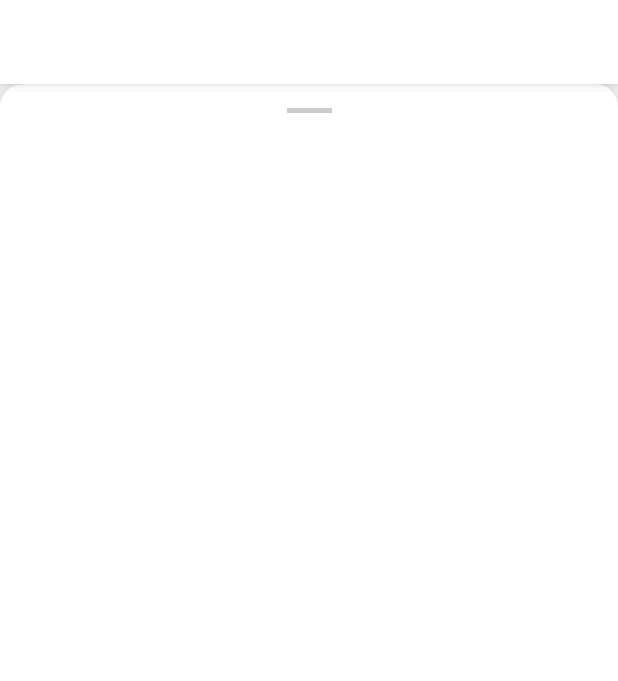
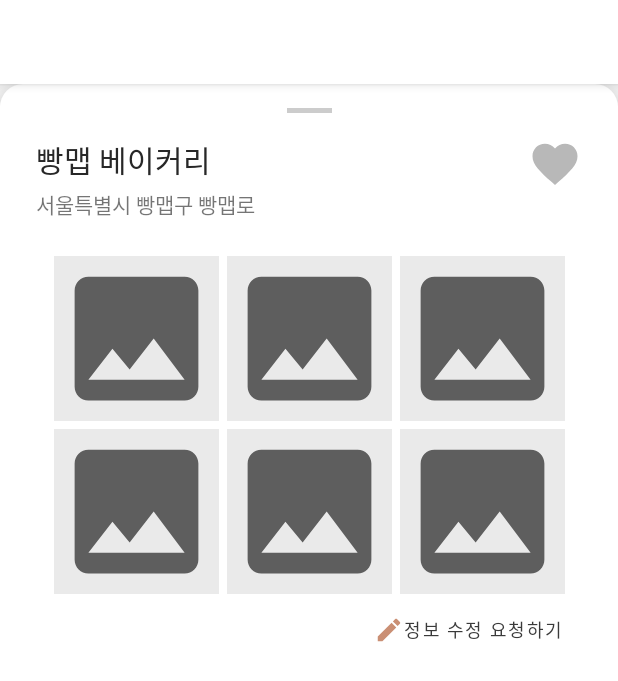
Before and after one commit to JoohyunLim/Android-BBang-Map, an Android app: the BottomSheetActivity screen opened directly, with no data from a screen before it, on a phone screen of 412 x 824 dp. Shown: the top 681 px of the screen. Run offline under Robolectric (Android 15) with nearby library versions, the phone set to English and light mode, and no system bars.

Commit message:
bottomSheet UI

```diff
--- a/app/src/main/java/com/example/bbangmap/map/MapFragment.java
+++ b/app/src/main/java/com/example/bbangmap/map/MapFragment.java
@@ -1,15 +1,23 @@
 package com.example.bbangmap.map;
 
+import android.app.AlertDialog;
+import android.content.DialogInterface;
 import android.content.Intent;
+import android.graphics.Color;
 import android.graphics.PointF;
 import android.net.Uri;
 import android.os.Bundle;
 import android.util.Log;
+import android.view.Gravity;
 import android.view.LayoutInflater;
 import android.view.MotionEvent;
 import android.view.View;
 import android.view.ViewGroup;
+import android.view.animation.Animation;
+import android.view.animation.AnimationUtils;
 import android.widget.ArrayAdapter;
+import android.widget.Button;
+import android.widget.ImageView;
 import android.widget.Spinner;
 import android.widget.TextView;
 import android.widget.Toast;
@@ -24,6 +32,8 @@ import com.example.bbangmap.map.database.AppDatabase;
 import com.example.bbangmap.map.database.Bakery;
 import com.example.bbangmap.map.database.BakeryDao;
 import com.example.bbangmap.map.BottomSheetActivity;
+import com.example.bbangmap.mypage.QnaActivity;
+import com.example.bbangmap.mypage.SendMail;
 import com.google.android.material.bottomsheet.BottomSheetDialog;
 import com.google.android.material.floatingactionbutton.FloatingActionButton;
 import com.naver.maps.geometry.LatLng;
@@ -71,7 +81,6 @@ public class MapFragment extends Fragment implements OnMapReadyCallback, Overlay
         mapView =  (MapView) root.findViewById(R.id.map);
         mapView.onCreate(savedInstanceState);
         mapView.getMapAsync(this);
-
 
         locationSource =
                 new FusedLocationSource(this, LOCATION_PERMISSION_REQUEST_CODE);
@@ -195,6 +204,8 @@ public class MapFragment extends Fragment implements OnMapReadyCallback, Overlay
             nameView.setText(((Marker) overlay).getCaptionText());
             addressView.setText(((Marker) overlay).getSubCaptionText());
 
+            editInfoForm();
+
             View bottomView = (View) getActivity().findViewById(R.id.bottom_sheet);
             bottomView.setVisibility(View.VISIBLE);
 
@@ -202,13 +213,37 @@ public class MapFragment extends Fragment implements OnMapReadyCallback, Overlay
             CameraUpdate cameraUpdate = CameraUpdate.scrollAndZoomTo(
                     new LatLng(((Marker) overlay).getPosition().latitude, ((Marker) overlay).getPosition().longitude), 16)
                     .animate(CameraAnimation.Fly, 700);
-
             naverMap.moveCamera(cameraUpdate);
 
             return true;
         }
+        return false;
+    }
 
-        return false;
+    //오류수정 요청하기 버튼
+    public void editInfoForm(){
+        Button editTextButton = (Button) getActivity().findViewById(R.id.editTextButton);
+        editTextButton.setOnClickListener(new View.OnClickListener() {
+            @Override
+            public void onClick(View view) {
+                final String[] problems = new String[] {"주소가 잘못되었습니다.", "폐업한 가게입니다.", "기타"};
+
+                AlertDialog.Builder builder = new AlertDialog.Builder(getActivity());
+                builder.setTitle("어떤 문제가 있나요?");
+                builder. setSingleChoiceItems(problems, -1, new DialogInterface.OnClickListener() {
+                    @Override public void onClick(DialogInterface dialog, int which) {
+                        Toast.makeText(getActivity(), problems[which], Toast.LENGTH_SHORT).show(); }
+                });
+                builder.setPositiveButton("제출", null);
+                AlertDialog dialog1 = builder.create();
+                dialog1.setOnShowListener( new DialogInterface.OnShowListener() {
+                    @Override public void onShow(DialogInterface arg0) {
+                        dialog1.getButton(AlertDialog.BUTTON_POSITIVE).setTextColor(Color.BLACK);
+                    }
+                });
+                dialog1.show();
+            }
+        });
     }
 
     public void onRequestPermissionResult(int requestCode,
@@ -237,9 +272,7 @@ public class MapFragment extends Fragment implements OnMapReadyCallback, Overlay
 //        mBakeryDao.delete(deleteBakery);
 //    }
 
-
     public void setBakeryList(){
-
         globalBakeryList.add(new Bakery("디어필립", "경기도 용인시 수지구 수지로296번길 51-5", 37.321672038986314, 127.09446862858634));
         globalBakeryList.add(new Bakery("본누벨베이커리", "경기도 용인시 수지구 수지로 20", 37.30483867346377, 127.07520066093477));
         globalBakeryList.add(new Bakery("오봉베르", "경기도 수원시 영통구 센트럴파크로127번길 142", 37.293913587307586, 127.05516634679148));
@@ -249,7 +282,6 @@ public class MapFragment extends Fragment implements OnMapReadyCallback, Overlay
         globalBakeryList.add(new Bakery("올바른단팥빵&고로케", "경기도 용인시 기흥구 보정로 115 우영프라자", 37.31990920240392, 127.11530384331465));
         globalBakeryList.add(new Bakery("블랑제리", "경기도 용인시 수지구 성복1로 106 벽산프라자", 37.31673654796295, 127.06813381164015));
         globalBakeryList.add(new Bakery("크라상점 수지상현점", "경기도 용인시 수지구 만현로 110 B동 105호", 37.30665240759278, 127.0848815051436));
-       // globalBakeryList.add(new Bakery("근대골목도나스&커피 롯데몰수지점", "경기도 용인시 수지구 성복2로 10 롯데몰 수지점 4층", 37.3130130810344, 127.08135170154992));
         globalBakeryList.add(new Bakery("아일랜드15", "경기도 용인시 수지구 광교호수로378번길 25", 37.29636639148425, 127.08036898380995));
         globalBakeryList.add(new Bakery("델리봉봉", "경기도 용인시 수지구 광교중앙로295번길 3", 37.29641146855036, 127.06829652117655));
         globalBakeryList.add(new Bakery("뺑오르방 광교카페거리점", "경기도 수원시 영통구 센트럴파크로128번길 105", 37.29489629080948, 127.05667296040775));
@@ -354,8 +386,6 @@ public class MapFragment extends Fragment implements OnMapReadyCallback, Overlay
         globalBakeryList.add(new Bakery("만동제과", "강원도 강릉시 금성로 6 1층", 37.755117787423714, 128.89948705970505));
         globalBakeryList.add(new Bakery("바로방", "강원도 강릉시 경강로 2092", 37.75430333260466, 128.89589578846977));
         globalBakeryList.add(new Bakery("강릉빵다방", "강원도 강릉시 남강초교1길 24", 37.769008282541385, 128.91807330449475));
-
-
     }
 
 }
--- a/app/src/main/java/com/example/bbangmap/mypage/QnaActivity.java
+++ b/app/src/main/java/com/example/bbangmap/mypage/QnaActivity.java
@@ -7,6 +7,7 @@ import android.graphics.Color;
 import android.os.Bundle;
 import android.os.StrictMode;
 import android.text.InputType;
+import android.util.Log;
 import android.util.Patterns;
 import android.view.Gravity;
 import android.view.MenuItem;
--- /dev/null
+++ b/app/src/main/res/drawable/button_heart.xml
@@ -0,0 +1,7 @@
+<?xml version="1.0" encoding="utf-8"?>
+<selector xmlns:android="http://schemas.android.com/apk/res/android">
+    <item android:drawable = "@drawable/ic_heart_pink"
+        android:state_checked="true"/>
+    <item android:drawable="@drawable/ic_heart_grey"
+        android:state_checked="false"/>
+</selector>
--- /dev/null
+++ b/app/src/main/res/drawable/ic_edit.xml
@@ -0,0 +1,10 @@
+<vector xmlns:android="http://schemas.android.com/apk/res/android"
+    android:width="24dp"
+    android:height="24dp"
+    android:viewportWidth="24"
+    android:viewportHeight="24"
+    android:tint="?attr/colorControlNormal">
+  <path
+      android:fillColor="@android:color/white"
+      android:pathData="M3,17.25V21h3.75L17.81,9.94l-3.75,-3.75L3,17.25zM20.71,7.04c0.39,-0.39 0.39,-1.02 0,-1.41l-2.34,-2.34c-0.39,-0.39 -1.02,-0.39 -1.41,0l-1.83,1.83 3.75,3.75 1.83,-1.83z"/>
+</vector>
--- /dev/null
+++ b/app/src/main/res/drawable/ic_heart_grey.xml
@@ -0,0 +1,9 @@
+<vector xmlns:android="http://schemas.android.com/apk/res/android"
+    android:width="24dp"
+    android:height="24dp"
+    android:viewportWidth="24.0"
+    android:viewportHeight="24.0">
+    <path
+        android:fillColor="#b8b8b8"
+        android:pathData="M12,21.35l-1.45,-1.32C5.4,15.36 2,12.28 2,8.5 2,5.42 4.42,3 7.5,3c1.74,0 3.41,0.81 4.5,2.09C13.09,3.81 14.76,3 16.5,3 19.58,3 22,5.42 22,8.5c0,3.78 -3.4,6.86 -8.55,11.54L12,21.35z"/>
+</vector>
--- /dev/null
+++ b/app/src/main/res/drawable/ic_heart_pink.xml
@@ -0,0 +1,9 @@
+<vector xmlns:android="http://schemas.android.com/apk/res/android"
+    android:width="24dp"
+    android:height="24dp"
+    android:viewportWidth="24.0"
+    android:viewportHeight="24.0">
+    <path
+        android:fillColor="#E57F7F"
+        android:pathData="M12,21.35l-1.45,-1.32C5.4,15.36 2,12.28 2,8.5 2,5.42 4.42,3 7.5,3c1.74,0 3.41,0.81 4.5,2.09C13.09,3.81 14.76,3 16.5,3 19.58,3 22,5.42 22,8.5c0,3.78 -3.4,6.86 -8.55,11.54L12,21.35z"/>
+</vector>
--- /dev/null
+++ b/app/src/main/res/drawable/ic_image.xml
@@ -0,0 +1,5 @@
+<vector android:height="110dp" android:tint="?attr/colorControlNormal"
+    android:viewportHeight="24" android:viewportWidth="24"
+    android:width="110dp" xmlns:android="http://schemas.android.com/apk/res/android">
+    <path android:fillColor="@android:color/white" android:pathData="M21,19V5c0,-1.1 -0.9,-2 -2,-2H5c-1.1,0 -2,0.9 -2,2v14c0,1.1 0.9,2 2,2h14c1.1,0 2,-0.9 2,-2zM8.5,13.5l2.5,3.01L14.5,12l4.5,6H5l3.5,-4.5z"/>
+</vector>
--- a/app/src/main/res/layout/bottom_sheet.xml
+++ b/app/src/main/res/layout/bottom_sheet.xml
@@ -30,6 +30,7 @@
         android:layout_marginStart="24dp"
         android:layout_marginTop="16dp"
         android:fontFamily="sans-serif-medium"
+        android:text="빵맵 베이커리"
         android:textColor="#272727"
         android:textSize="20sp"
         app:layout_constraintStart_toStartOf="parent"
@@ -41,7 +42,115 @@
         android:layout_height="wrap_content"
         android:layout_marginStart="24dp"
         android:layout_marginTop="4dp"
+        android:text="서울특별시 빵맵구 빵맵로"
         android:textSize="14sp"
         app:layout_constraintStart_toStartOf="parent"
         app:layout_constraintTop_toBottomOf="@+id/nameView" />
+
+    <TableLayout
+        android:id="@+id/tableLayout"
+        android:layout_width="wrap_content"
+        android:layout_height="wrap_content"
+        android:layout_marginTop="24dp"
+        app:layout_constraintEnd_toEndOf="parent"
+        app:layout_constraintStart_toStartOf="parent"
+        app:layout_constraintTop_toBottomOf="@+id/addressView">
+
+        <TableRow
+            android:layout_width="match_parent"
+            android:layout_height="match_parent"
+            android:layout_marginBottom="5dp">
+
+            <ImageView
+                android:id="@+id/photo1"
+                android:layout_width="wrap_content"
+                android:layout_height="wrap_content"
+                android:background="#EAEAEA"
+                app:srcCompat="@drawable/ic_image" />
+
+            <ImageView
+                android:id="@+id/photo2"
+                android:layout_width="wrap_content"
+                android:layout_height="wrap_content"
+                android:layout_marginLeft="5dp"
+                android:layout_marginRight="5dp"
+                android:background="#EAEAEA"
+                app:srcCompat="@drawable/ic_image" />
+
+            <ImageView
+                android:id="@+id/photo3"
+                android:layout_width="wrap_content"
+                android:layout_height="wrap_content"
+                android:background="#EAEAEA"
+                app:srcCompat="@drawable/ic_image" />
+        </TableRow>
+
+        <TableRow
+            android:layout_width="match_parent"
+            android:layout_height="match_parent">
+
+            <ImageView
+                android:id="@+id/photo4"
+                android:layout_width="wrap_content"
+                android:layout_height="wrap_content"
+                android:background="#EAEAEA"
+                app:srcCompat="@drawable/ic_image" />
+
+            <ImageView
+                android:id="@+id/photo5"
+                android:layout_width="wrap_content"
+                android:layout_height="wrap_content"
+                android:layout_marginLeft="5dp"
+                android:layout_marginRight="5dp"
+                android:background="#EAEAEA"
+                app:srcCompat="@drawable/ic_image" />
+
+            <ImageView
+                android:id="@+id/photo6"
+                android:layout_width="wrap_content"
+                android:layout_height="wrap_content"
+                android:background="#EAEAEA"
+                app:srcCompat="@drawable/ic_image" />
+        </TableRow>
+
+    </TableLayout>
+
+    <ToggleButton
+        android:id="@+id/heartButton"
+        android:layout_width="36dp"
+        android:layout_height="36dp"
+        android:layout_marginEnd="24dp"
+        android:background="@drawable/button_heart"
+        android:checked="false"
+        android:text=""
+        android:textOff=""
+        android:textOn=""
+        app:layout_constraintEnd_toEndOf="parent"
+        app:layout_constraintTop_toTopOf="@+id/nameView" />
+
+    <ImageView
+        android:id="@+id/editIcon"
+        android:layout_width="20dp"
+        android:layout_height="20dp"
+        android:backgroundTint="#FFFFFF"
+        android:foregroundTint="#FFFFFF"
+        android:tint="#CA8F74"
+        app:layout_constraintBottom_toBottomOf="@+id/editTextButton"
+        app:layout_constraintEnd_toStartOf="@+id/editTextButton"
+        app:layout_constraintTop_toTopOf="@+id/editTextButton"
+        app:srcCompat="@drawable/ic_edit" />
+
+    <Button
+        android:id="@+id/editTextButton"
+        style="@style/Widget.MaterialComponents.Button.TextButton"
+        android:layout_width="wrap_content"
+        android:layout_height="wrap_content"
+        android:layout_marginEnd="1dp"
+        android:padding="0dp"
+        android:text="정보 수정 요청하기"
+        android:textColor="#3A3A3A"
+        android:textSize="12sp"
+        app:layout_constraintEnd_toEndOf="@+id/tableLayout"
+        app:layout_constraintTop_toBottomOf="@+id/tableLayout" />
+
 </androidx.constraintlayout.widget.ConstraintLayout>
```
Also changed, not shown: app/src/main/java/com/example/bbangmap/map/BottomSheetActivity.java (+7 -4 lines).
